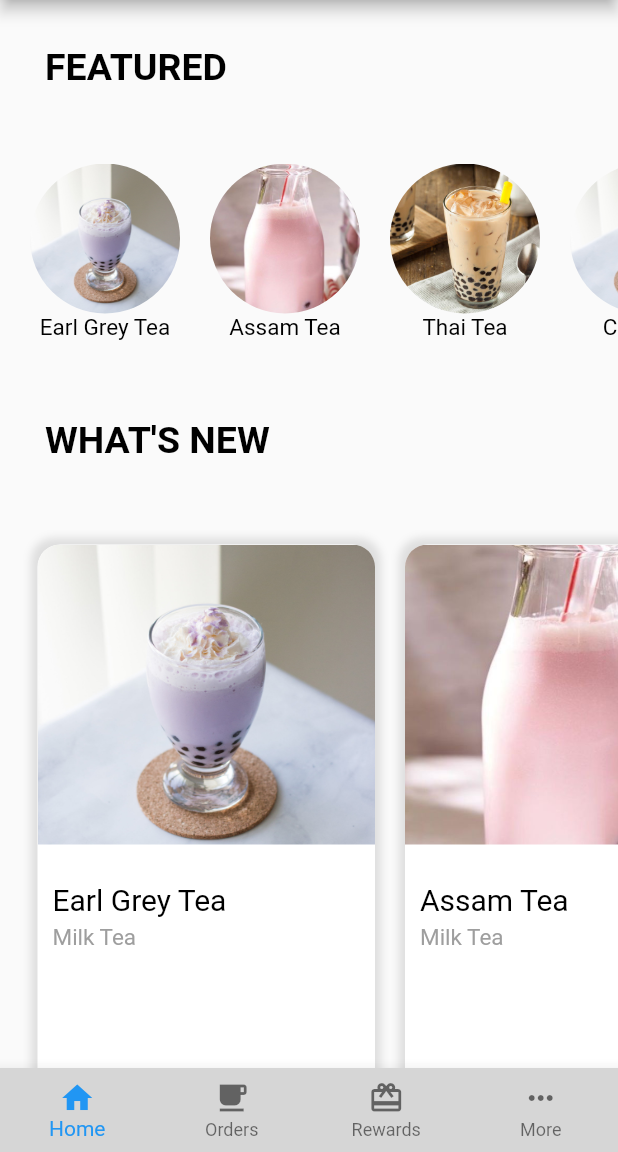
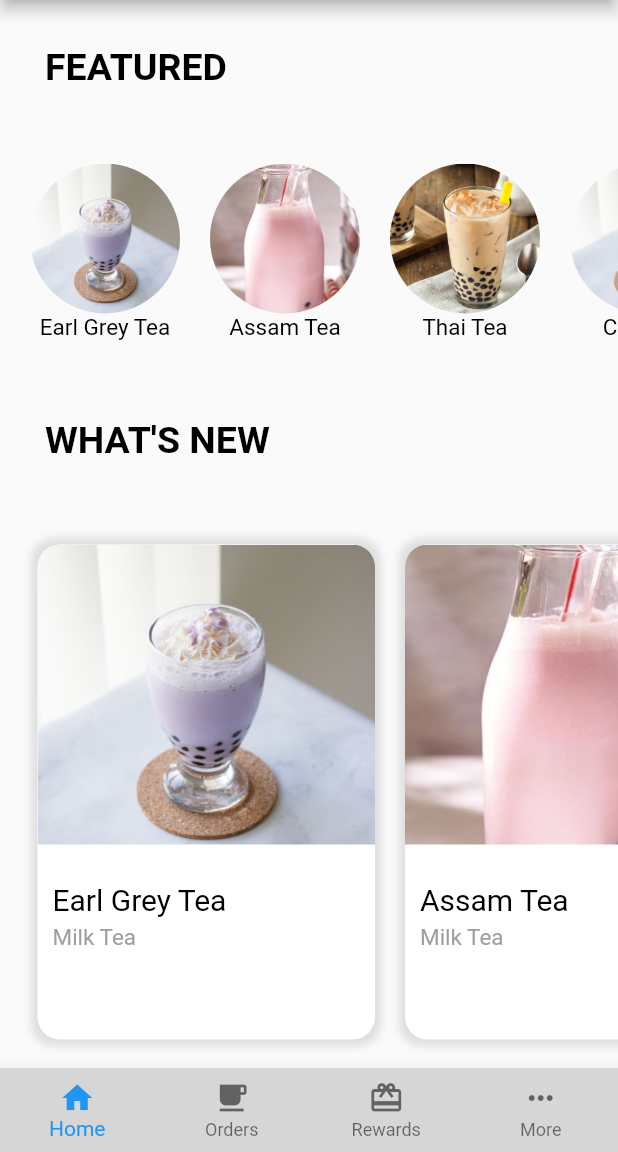
Before and after one commit to sabrinatouch/bobatouch, a Flutter app: the screen it shows after launch, on a phone screen of 412 x 824 dp, the part 84-1236 px from its top. Run offline on Flutter 3.47's test engine with Material 2 defaults, Android fonts, the phone set to English and light mode, and no system bars.

Commit message:
changed so item doesn't stretch to end of screen on iOS

```diff
--- a/flutter_test/demo/lib/HomePage.dart
+++ b/flutter_test/demo/lib/HomePage.dart
@@ -53,7 +53,7 @@ class _HomePageState extends State<HomePage> {
           Padding(
             padding: EdgeInsets.only(left: 15.0, top: 15.0, bottom: 10.0),
             child: Container(
-              height: MediaQuery.of(context).size.height - 350.0,
+              height: 350.0,
               child: ListView(
                 scrollDirection: Axis.horizontal,
                 children: <Widget>[
```
